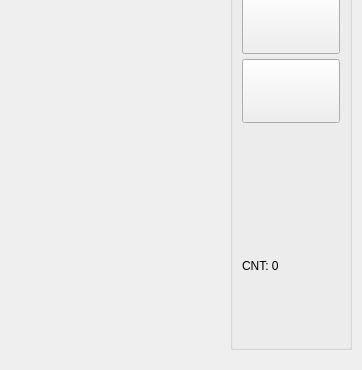
Before: the Qt Designer form SevROVWorkstation/mainwindow.ui in valabsoft/auv-chersonese, drawn with Qt 5; both pictures show x 0 to 362 and y 311 to 681 of the 362 by 681 pixel window.
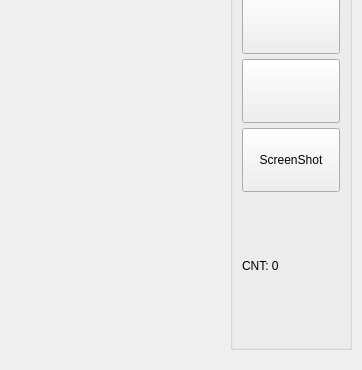
After: the same form once the commit is applied. Icons and pictures are not drawn.

```diff
--- a/SevROVWorkstation/mainwindow.ui
+++ b/SevROVWorkstation/mainwindow.ui
@@ -173,6 +173,22 @@
          </property>
         </widget>
        </item>
+       <item>
+        <widget class="QPushButton" name="pbScreenStereoShot">
+         <property name="minimumSize">
+          <size>
+           <width>64</width>
+           <height>64</height>
+          </size>
+         </property>
+         <property name="cursor">
+          <cursorShape>PointingHandCursor</cursorShape>
+         </property>
+         <property name="text">
+          <string>ScreenShot</string>
+         </property>
+        </widget>
+       </item>
        <item>
         <spacer name="verticalSpacer">
          <property name="orientation">
```
